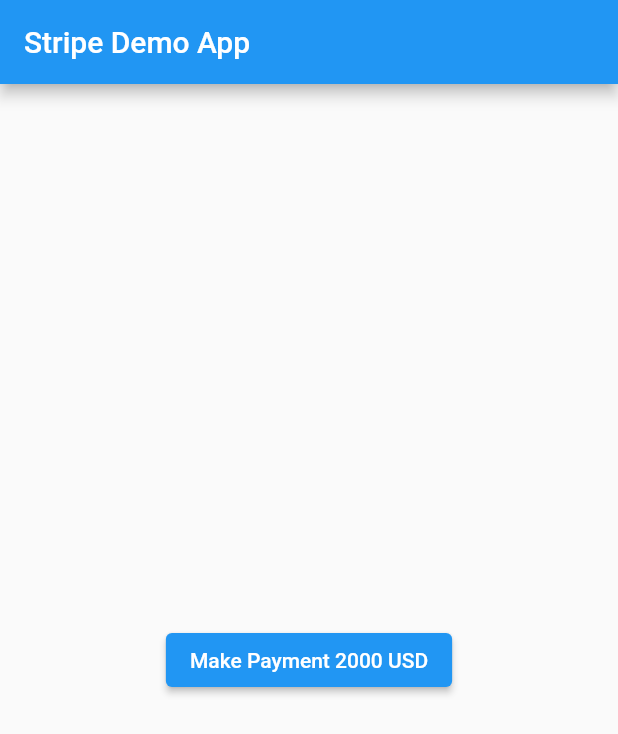
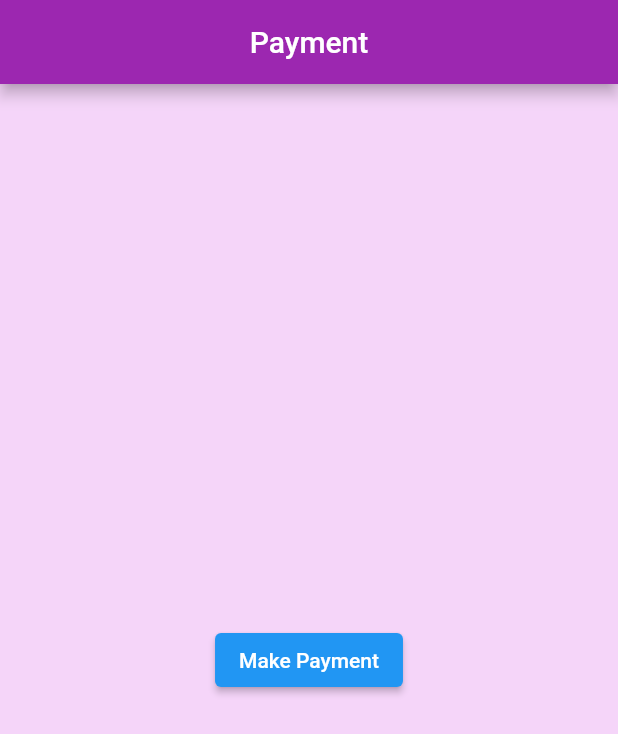
Before and after one commit to Piumi-Dissanayake/paymentallconnect, a Flutter app: the PaymentPage screen opened directly, on a phone screen of 412 x 824 dp. Shown: the top 734 px of the screen. Run offline on Flutter 3.47's test engine with Material 2 defaults, Android fonts, the phone set to English and light mode, and no system bars; our stand-ins replace cloud_firestore, date_time_picker, firebase_core, get; missing offline and left inert: flutter_stripe; accounts and stored records are empty.

Commit message:
set payment gateway

```diff
--- a/lib/controller/payment_controller.dart
+++ b/lib/controller/payment_controller.dart
@@ -63,7 +63,7 @@
           body: body,
           headers: {
             'Authorization':
-                'Bearer sk_test_51LCMV7GXGWUd9WFl0hlp0JByBOeVCmePIVzWGb7GQBFAcbRmOmlfo50RJ9ykpzhvYnCZHIC52ZLya4A3eHJz5FdN00fjfZoQxe',
+                'Bearer sk_test_51LDqSTEHLxB2oFbTEcOFy9yRzgpjZdAwEgPsbc2Y5xJsmeOBOeYhDcqq1PoKVR0SYOA0IOEU2Hh1Vw1I0YCLdIEW00uciG4RLv',
             'Content-Type': 'application/x-www-form-urlencoded'
           });
       return jsonDecode(response.body);
--- a/lib/gateway.dart
+++ b/lib/gateway.dart
@@ -8,6 +8,7 @@
 import 'package:get/get.dart';
 import 'package:http/http.dart' as http;
 import 'package:paymentallconnect/controller/payment_controller.dart';
+import 'package:paymentallconnect/success.dart';
 
 class Gateway extends StatelessWidget {
   const Gateway({Key? key}) : super(key: key);
@@ -15,7 +16,7 @@
   @override
   Widget build(BuildContext context) {
     return MaterialApp(
-      title: 'Stripe Demo',
+      title: 'Payment',
       theme: ThemeData(
         primarySwatch: Colors.purple,
       ),
@@ -29,62 +30,14 @@
 
   @override
   Widget build(BuildContext context) {
-    /////////
-    // Future<void> initPaymentSheet(context,
-    //     {required String email, required int amount}) async {
-    //   try {
-    //     // 1. create payment intent on the server
-    //     final response = await http.post(
-    //         Uri.parse(
-    //             'https://us-central1-stripe-checkout-flutter.cloudfunctions.net/stripePaymentIntentRequest'),
-    //         body: {
-    //           'email': email,
-    //           'amount': amount.toString(),
-    //         });
-
-    //     final jsonResponse = jsonDecode(response.body);
-    //     log(jsonResponse.toString());
-
-    //     //2. initialize the payment sheet
-    //     await Stripe.instance.initPaymentSheet(
-    //       paymentSheetParameters: SetupPaymentSheetParameters(
-    //         paymentIntentClientSecret: jsonResponse['paymentIntent'],
-    //         merchantDisplayName: 'Flutter Stripe Store Demo',
-    //         customerId: jsonResponse['customer'],
-    //         customerEphemeralKeySecret: jsonResponse['ephemeralKey'],
-    //         style: ThemeMode.light,
-    //         testEnv: true,
-    //         merchantCountryCode: 'SG',
-    //       ),
-    //     );
-
-    //     await Stripe.instance.presentPaymentSheet();
-
-    //     ScaffoldMessenger.of(context).showSnackBar(
-    //       const SnackBar(content: Text('Payment completed!')),
-    //     );
-    //   } catch (e) {
-    //     if (e is StripeException) {
-    //       ScaffoldMessenger.of(context).showSnackBar(
-    //         SnackBar(
-    //           content: Text('Error from Stripe: ${e.error.localizedMessage}'),
-    //         ),
-    //       );
-    //     } else {
-    //       ScaffoldMessenger.of(context).showSnackBar(
-    //         SnackBar(content: Text('Error: $e')),
-    //       );
-    //     }
-    //   }
-    // }
-
-//
-//
     final PaymentController controller = Get.put(PaymentController());
 
     return Scaffold(
+      backgroundColor: Color.fromARGB(255, 245, 213, 249),
       appBar: AppBar(
-        title: const Text("Stripe Demo App"),
+        title: const Text("Payment"),
+        centerTitle: true,
+        backgroundColor: Colors.purple,
       ),
       body: Center(
         child: Column(
@@ -95,14 +48,10 @@
                 foregroundColor: MaterialStateProperty.all<Color>(Colors.blue),
               ),
               onPressed: () {
-                controller.makePayment(amount: '5', currency: 'USD');
-                ////////////////////////////
-                // await initPaymentSheet(context,
-                //     email: "example@gmail.com", amount: 200000);
-                /////////////////////////
+                controller.makePayment(amount: '10', currency: 'USD');
               },
               child: const Text(
-                'Make Payment 2000 USD',
+                'Make Payment',
                 style: TextStyle(color: Colors.white),
               ),
             )
--- a/lib/main.dart
+++ b/lib/main.dart
@@ -14,13 +14,14 @@
 import 'package:paymentallconnect/gateway.dart';
 import 'package:paymentallconnect/receipt.dart';
 import 'package:paymentallconnect/report.dart';
+
 import 'package:paymentallconnect/success.dart';
 
 Future<void> main() async {
   WidgetsFlutterBinding.ensureInitialized();
 
   Stripe.publishableKey =
-      "pk_test_51LCMV7GXGWUd9WFl8RS29bMoqxxz4NiU55kjmNtUEF2STjcaY9HKyg9HpuQQJn8vQxe5h8Lr2TfjfCbow4GhMfcY00l7xb07h4";
+      "pk_test_51LDqSTEHLxB2oFbTzhAthLXp4T3ZNgcTJmXVsrMkDZ55jXJJmlBfV3z0Al7MdP6Qwl08Njzblt9WxsBmPrItwvYm00YaYiCVlU";
   //await Stripe.instance.applySettings();
 
   await Firebase.initializeApp();
@@ -32,7 +33,7 @@
       // '/carddetails': (context) => CardDetails(),
       '/success': (context) => SucessPayment(),
       '/fail': (context) => FailedPayments(),
-      '/gateway': (context) => Gateway()
+      '/gateway': (context) => Gateway(),
       '/report': (context) => Report(),
     },
   ));
--- a/lib/receiptUser.dart
+++ b/lib/receiptUser.dart
@@ -2,6 +2,7 @@
 import 'package:flutter/material.dart';
 import 'package:paymentallconnect/carddetails.dart';
 import 'package:paymentallconnect/fail.dart';
+import 'package:paymentallconnect/gateway.dart';
 import 'package:paymentallconnect/success.dart';
 import 'package:paymentallconnect/MainDrawer.dart';
 import 'package:flutter/cupertino.dart';
@@ -62,7 +63,7 @@
                   onPressed: () {
                     Navigator.push(
                       context,
-                      MaterialPageRoute(builder: (context) => (CardDetails())),
+                      MaterialPageRoute(builder: (context) => (Gateway())),
                     );
                   },
                 ),
```
Also changed, not shown: lib/MainDrawer.dart (+12 -2 lines), lib/report.dart (+7 -1 lines).
